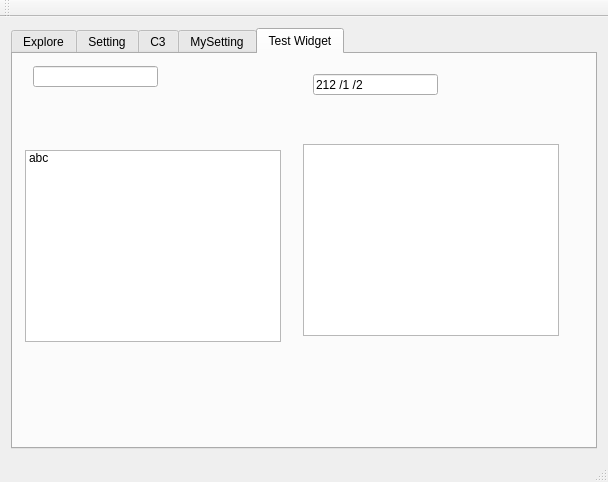
First picture: the form in MyTool/mainwindow.ui, repository huangatone/Mac_Qt, before the edit.
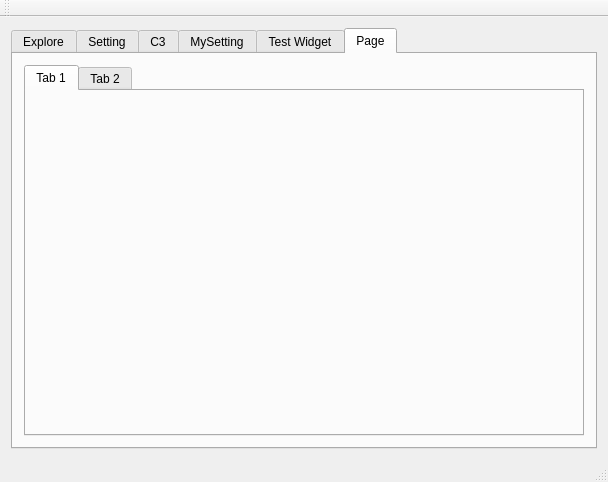
Second picture: the form after the edit. Custom widgets are drawn as their Qt base class.

The edit to the form file:
```diff
--- a/MyTool/mainwindow.ui
+++ b/MyTool/mainwindow.ui
@@ -18,7 +18,7 @@
     <item row="0" column="0">
      <widget class="QTabWidget" name="tabWidget">
       <property name="currentIndex">
-       <number>4</number>
+       <number>5</number>
       </property>
       <widget class="QWidget" name="tab">
        <attribute name="title">
@@ -128,6 +128,32 @@
         </property>
        </widget>
       </widget>
+      <widget class="QWidget" name="tab_6">
+       <attribute name="title">
+        <string>Page</string>
+       </attribute>
+       <layout class="QGridLayout" name="gridLayout_6">
+        <item row="0" column="0">
+         <widget class="QTabWidget" name="tabWidget_2">
+          <widget class="QWidget" name="tab_7">
+           <attribute name="title">
+            <string>Tab 1</string>
+           </attribute>
+           <layout class="QGridLayout" name="gridLayout_7">
+            <item row="0" column="0">
+             <widget class="DrawWidget" name="widget_4" native="true"/>
+            </item>
+           </layout>
+          </widget>
+          <widget class="QWidget" name="tab_8">
+           <attribute name="title">
+            <string>Tab 2</string>
+           </attribute>
+          </widget>
+         </widget>
+        </item>
+       </layout>
+      </widget>
      </widget>
     </item>
    </layout>
@@ -172,6 +198,12 @@
    <header>jswidget.h</header>
    <container>1</container>
   </customwidget>
+  <customwidget>
+   <class>DrawWidget</class>
+   <extends>QWidget</extends>
+   <header>drawwidget.h</header>
+   <container>1</container>
+  </customwidget>
  </customwidgets>
  <resources/>
  <connections/>
```
